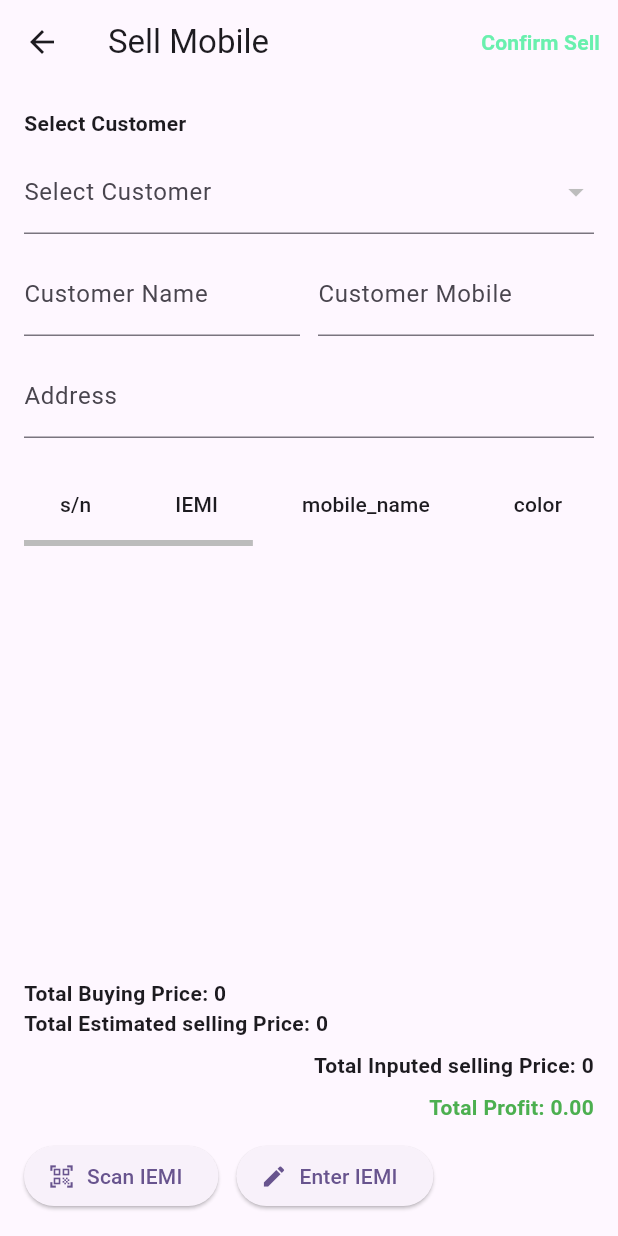
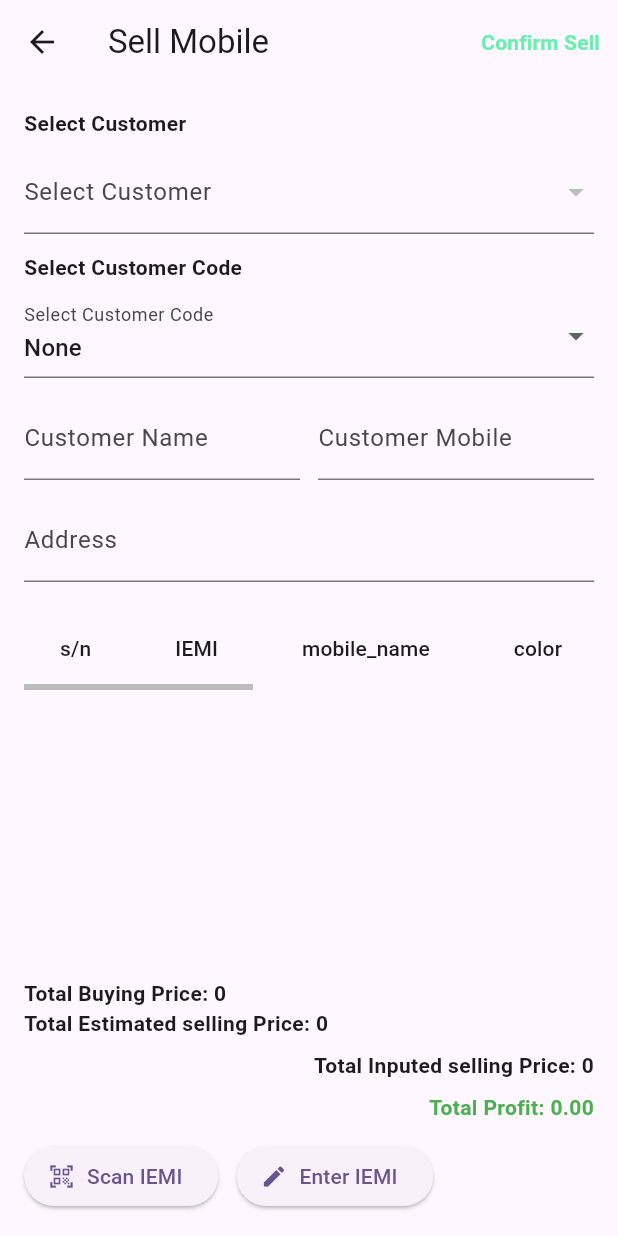
Before and after one commit to faisalahamed/anis_dealer, a Flutter app: the screen it shows after launch, after a tap on "বেচা", on a phone screen of 412 x 824 dp. Run offline on Flutter 3.47's test engine with Material 3 defaults, Android fonts, the phone set to English and light mode, and no system bars; our stand-ins replace cloud_firestore, firebase_core, pdf, printing; missing offline and left inert: mobile_scanner; accounts and stored records are empty.

Commit message:
customer code

```diff
--- a/lib/view/homepage/home.dart
+++ b/lib/view/homepage/home.dart
@@ -1,4 +1,5 @@
 import 'package:anis_dealer/view/bill_management/customer_wise_bill.dart';
+import 'package:anis_dealer/view/customer_code/customer_code_home.dart';
 import 'package:anis_dealer/view/customer_view/customer_home.dart';
 import 'package:anis_dealer/view/mobile/add_mobile_home.dart';
 import 'package:anis_dealer/view/mobile/add_new_mobile_multi.dart';
@@ -288,13 +289,21 @@ class _MyHomePageState extends State<MyHomePage> {
                       ),
 
                       const SizedBox(width: 12),
-                      Expanded(
+                       Expanded(
                         child: _NavTile(
-                          icon: Icons.request_quote,
-                          label: 'Feature 4',
-                          onTap: () {},
+                          icon: Icons.playlist_add_check_circle,
+                          label: 'Customer Code',
+                          onTap: () {
+                            Navigator.push(
+                              context,
+                              MaterialPageRoute(
+                                builder: (context) => const CustomerCodeHome(),
+                              ),
+                            );
+                          },
                         ),
                       ),
+                      const SizedBox(width: 12),
                     ],
                   ),
                 ],
--- a/lib/view/sell_mobile/sales_history_home.dart
+++ b/lib/view/sell_mobile/sales_history_home.dart
@@ -41,10 +41,12 @@ class _SalesHistoryHomeState extends State<SalesHistoryHome> {
     final imei = '${data['f_iemi'] ?? ''}'.toLowerCase();
     final mobileName = '${data['f_mobile_name'] ?? ''}'.toLowerCase();
     final customerName = '${data['f_customer_name'] ?? ''}'.toLowerCase();
+    final customerCode = '${data['f_customer_code_name'] ?? ''}'.toLowerCase();
 
     return imei.contains(query) ||
         mobileName.contains(query) ||
-        customerName.contains(query);
+        customerName.contains(query) ||
+        customerCode.contains(query);
   }
 
   Query<Map<String, dynamic>> _salesQuery() {
@@ -230,6 +232,7 @@ class _SalesHistoryHomeState extends State<SalesHistoryHome> {
       // 'Profit',
       'Customer Name',
       'Customer Mobile',
+      'Customer Code',
     ];
 
     final rows = filteredDocs.map((doc) {
@@ -245,6 +248,7 @@ class _SalesHistoryHomeState extends State<SalesHistoryHome> {
         // '${data['profit'] ?? ''}',
         '${data['f_customer_name'] ?? ''}',
         '${data['f_customer_mobile'] ?? ''}',
+        '${data['f_customer_code_name'] ?? ''}',
       ];
     }).toList();
 
@@ -427,7 +431,8 @@ class _SalesHistoryHomeState extends State<SalesHistoryHome> {
                                   DataColumn(label: Text('Profit')),
                                   // DataColumn(label: Text('Customer ID')),
                                   DataColumn(label: Text('Customer Name')),
-                                  DataColumn(label: Text('Customer Mobile')),
+                                  // DataColumn(label: Text('Customer Mobile')),
+                                  DataColumn(label: Text('Customer Code')),
                                   DataColumn(label: Text('Edit')),
                                 ],
                                 rows: pageDocs.map((doc) {
@@ -467,9 +472,14 @@ class _SalesHistoryHomeState extends State<SalesHistoryHome> {
                                           '${data['f_customer_name'] ?? ''}',
                                         ),
                                       ),
+                                      // DataCell(
+                                      //   Text(
+                                      //     '${data['f_customer_mobile'] ?? ''}',
+                                      //   ),
+                                      // ),
                                       DataCell(
                                         Text(
-                                          '${data['f_customer_mobile'] ?? ''}',
+                                          '${data['f_customer_code_name'] ?? ''}',
                                         ),
                                       ),
                                       DataCell(
--- a/lib/view/sell_mobile/sales_receipt.dart
+++ b/lib/view/sell_mobile/sales_receipt.dart
@@ -155,6 +155,7 @@ class _SalesReceiptHomeState extends State<SalesReceiptHome> {
               pw.Text('Name: ${data['customer_name'] ?? ''}'),
               pw.Text('Mobile: ${data['customer_mobile'] ?? ''}'),
               pw.Text('Address: ${data['customer_address'] ?? ''}'),
+              pw.Text('Code: ${data['customer_code_name'] ?? ''}'),
               pw.SizedBox(height: 12),
               pw.Text(
                 'Items',
@@ -189,6 +190,7 @@ class _SalesReceiptHomeState extends State<SalesReceiptHome> {
       return <String>[
         _formatDate(data['created_at']),
         '${data['customer_name'] ?? ''}',
+        '${data['customer_code_name'] ?? ''}',
         _formatItemNamesWithPrices(data),
         _formatImeis(data['imeis']),
         '${data['item_count'] ?? ''}',
@@ -216,6 +218,7 @@ class _SalesReceiptHomeState extends State<SalesReceiptHome> {
             headers: const [
               'Date',
               'Customer',
+              'Customer Code',
               'Item Names',
               'IMEIs',
               'Count',
--- a/lib/view/sell_mobile/sell_home.dart
+++ b/lib/view/sell_mobile/sell_home.dart
@@ -18,6 +18,7 @@ class _SellHomeState extends State<SellHome> {
   bool _addingFromScan = false;
 
   String? selectedCustomerId;
+  String selectedCustomerCodeName = 'None';
   final customerNameController = TextEditingController();
   final customerMobileController = TextEditingController();
   final customerAddressController = TextEditingController();
@@ -214,7 +215,9 @@ class _SellHomeState extends State<SellHome> {
   Future<void> _confirmSell() async {
     if (selectedCustomerId == null || selectedMobiles.isEmpty) {
       ScaffoldMessenger.of(context).showSnackBar(
-        const SnackBar(content: Text('Select customer and add mobiles')),
+        const SnackBar(
+          content: Text('Select customer and add mobiles'),
+        ),
       );
       return;
     }
@@ -304,6 +307,7 @@ class _SellHomeState extends State<SellHome> {
         'f_customer_name': customerNameController.text,
         'f_customer_mobile': customerMobileController.text,
         'f_customer_address': customerAddressController.text,
+        'f_customer_code_name': selectedCustomerCodeName,
       });
 
       batch.update(docRef, {
@@ -322,6 +326,7 @@ class _SellHomeState extends State<SellHome> {
       'customer_name': customerNameController.text,
       'customer_mobile': customerMobileController.text,
       'customer_address': customerAddressController.text,
+      'customer_code_name': selectedCustomerCodeName,
       'item_names': itemNames.join(', '),
       'item_names_list': itemNames,
       'item_ids': itemIds,
@@ -415,6 +420,54 @@ class _SellHomeState extends State<SellHome> {
                   },
                   decoration: const InputDecoration(
                     labelText: 'Select Customer',
+                  ),
+                );
+              },
+            ),
+            const SizedBox(height: 12),
+            const Text(
+              'Select Customer Code',
+              style: TextStyle(fontWeight: FontWeight.bold),
+            ),
+            const SizedBox(height: 8),
+            StreamBuilder<QuerySnapshot>(
+              stream: _firestore.collection('customer_coode').snapshots(),
+              builder: (context, snapshot) {
+                if (snapshot.connectionState == ConnectionState.waiting) {
+                  return const LinearProgressIndicator();
+                }
+
+                final docs = snapshot.data?.docs ?? [];
+                final items = <DropdownMenuItem<String>>[
+                  const DropdownMenuItem(
+                    value: 'None',
+                    child: Text('None'),
+                  ),
+                  ...docs.map((doc) {
+                    final data = doc.data() as Map<String, dynamic>;
+                    final name = (data['code_name'] ?? '').toString();
+                    return DropdownMenuItem(
+                      value: name,
+                      child: Text(name),
+                    );
+                  }),
+                ];
+
+                final values = items.map((e) => e.value).toSet();
+                if (!values.contains(selectedCustomerCodeName)) {
+                  selectedCustomerCodeName = 'None';
+                }
+
+                return DropdownButtonFormField<String>(
+                  value: selectedCustomerCodeName,
+                  items: items,
+                  onChanged: (value) {
+                    setState(() {
+                      selectedCustomerCodeName = value ?? 'None';
+                    });
+                  },
+                  decoration: const InputDecoration(
+                    labelText: 'Select Customer Code',
                   ),
                 );
               },
```
Also changed, not shown: lib/view/customer_code/customer_code_home.dart (added, +273 -0 lines).
